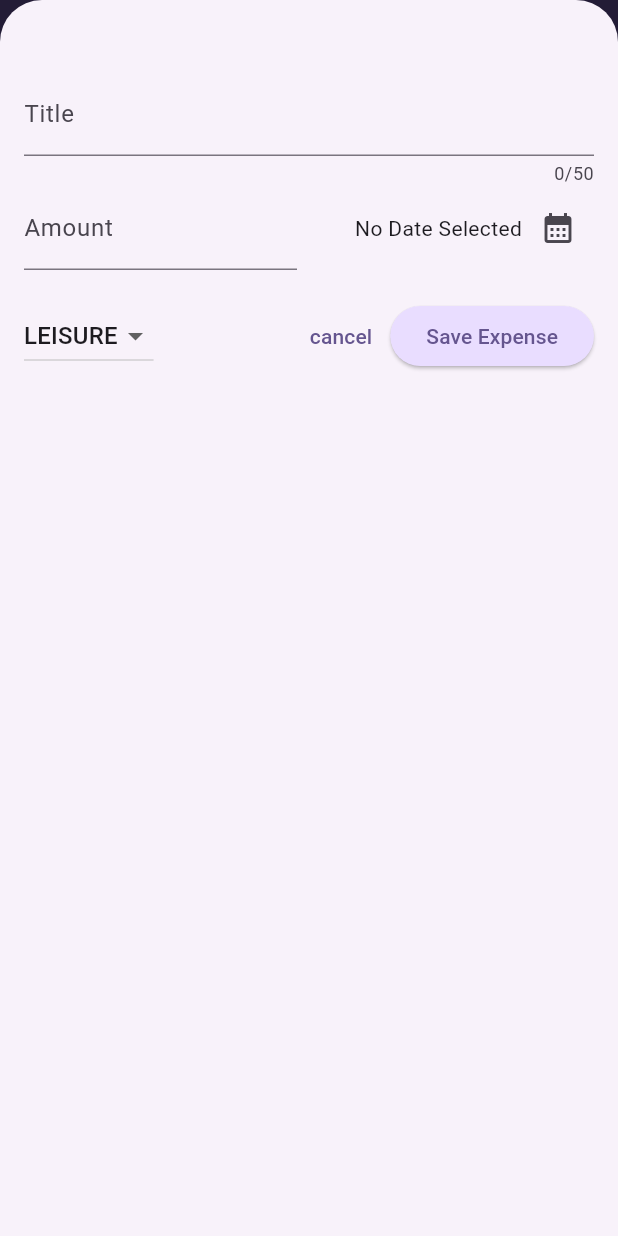
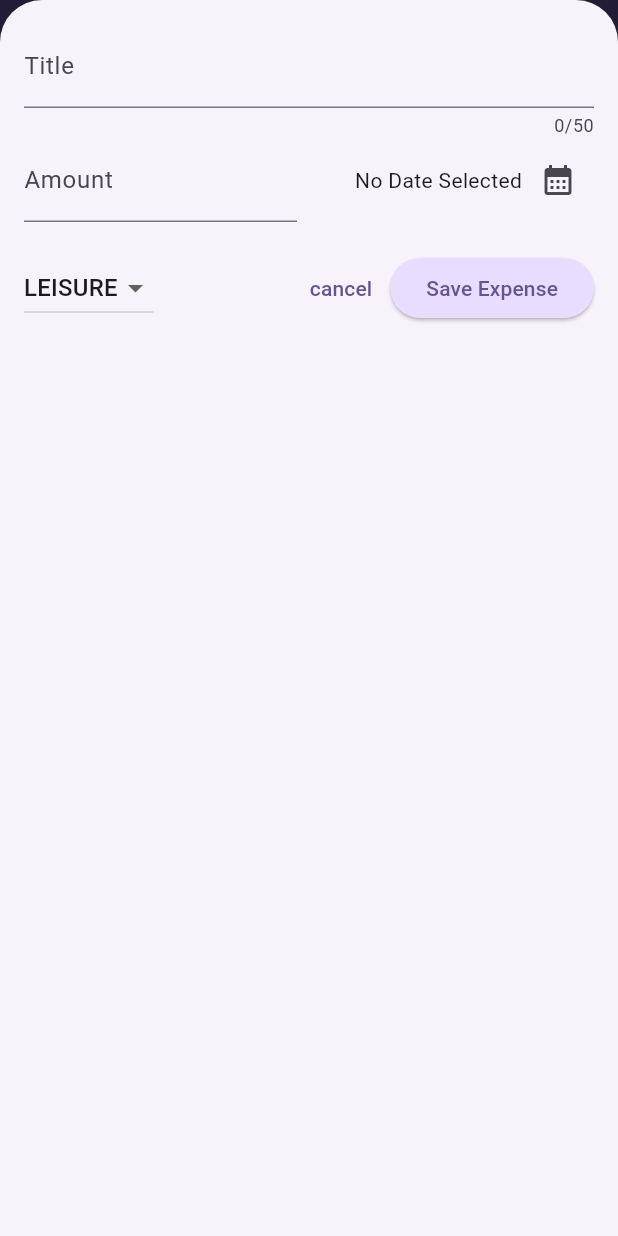
Before and after one commit to Hanzla50/Expense_Tracker, a Flutter app: the screen it shows after launch, after a tap on the "add" icon, on a phone screen of 412 x 824 dp. Run offline on Flutter 3.47's test engine with Material 3 defaults, Android fonts, the phone set to English and light mode, and no system bars.

Commit message:
Completed as run in Andriod and IOS both, also not only in portrait mode but also in landsape mode

```diff
--- a/lib/main.dart
+++ b/lib/main.dart
@@ -1,15 +1,23 @@
 import 'package:expense_tracker/widgets/expenses.dart';
 import 'package:flutter/material.dart';
+import 'package:flutter/services.dart';
 
 var kColorScheme =
     ColorScheme.fromSeed(seedColor: Color.fromARGB(255, 96, 59, 181));
 
-
-var kDarkColorScheme = ColorScheme.fromSeed(brightness: Brightness.dark,seedColor: Color.fromARGB(255, 5, 99, 125));
+var kDarkColorScheme = ColorScheme.fromSeed(
+    brightness: Brightness.dark, seedColor: Color.fromARGB(255, 5, 99, 125));
 
 void main() {
-  runApp(MaterialApp(
-    darkTheme: ThemeData.dark().copyWith(colorScheme: kColorScheme, cardTheme: CardTheme().copyWith(
+  // WidgetsFlutterBinding.ensureInitialized();
+  // SystemChrome.setPreferredOrientations([   //It lock in only portrait mode
+  //   DeviceOrientation.portraitUp,
+  // ]).then((fn) {
+      runApp(
+    MaterialApp(
+      darkTheme: ThemeData.dark().copyWith(
+        colorScheme: kColorScheme,
+        cardTheme: CardTheme().copyWith(
           color: kDarkColorScheme.secondaryContainer,
           margin: EdgeInsets.symmetric(horizontal: 16, vertical: 8),
         ),
@@ -39,6 +47,11 @@ void main() {
                   fontWeight: FontWeight.bold,
                   color: kColorScheme.onSecondaryContainer,
                   fontSize: 16),
-              )),
-      home: Expenses()));
+            ),
+      ),
+      home: Expenses(),
+    ),
+  );
+  // });
+
 }
--- a/lib/widgets/expenses.dart
+++ b/lib/widgets/expenses.dart
@@ -24,6 +24,7 @@ class _ExpensesState extends State<Expenses> {
 
   void _openAddExpenseOverlay() {
     showModalBottomSheet(
+        useSafeArea: true,
         isScrollControlled: true,
         context: context,
         builder: (ctx) => NewExpense(onAddExpense: _addExpense));
@@ -45,7 +46,9 @@ class _ExpensesState extends State<Expenses> {
       SnackBar(
         duration: Duration(seconds: 3),
         content: const Text('Expense deleted'),
-        action: SnackBarAction(label: 'Undo', onPressed: () {
+        action: SnackBarAction(
+            label: 'Undo',
+            onPressed: () {
               setState(() {
                 _registeredExpenses.insert(expenseIndex, expense);
               });
@@ -56,6 +59,8 @@ class _ExpensesState extends State<Expenses> {
 
   @override
   Widget build(BuildContext context) {
+    final width = MediaQuery.of(context).size.width;
+
     Widget mainContent = const Center(
       child: Text('No Expense Found. Start adding some! '),
     );
@@ -72,9 +77,18 @@ class _ExpensesState extends State<Expenses> {
               onPressed: _openAddExpenseOverlay, icon: const Icon(Icons.add)),
         ],
       ),
-      body: Column(
+      body: width < 600
+          ? Column(
               children: [
                 Chart(expenses: _registeredExpenses),
+                Expanded(child: mainContent),
+              ],
+            )
+          : Row(
+              children: [
+                Expanded(
+                  child: Chart(expenses: _registeredExpenses),
+                ),
                 Expanded(child: mainContent),
               ],
             ),
--- a/lib/widgets/new_expense.dart
+++ b/lib/widgets/new_expense.dart
@@ -1,5 +1,9 @@
+import 'dart:io';
+
+import 'package:flutter/cupertino.dart';
 import 'package:flutter/material.dart';
 import 'package:expense_tracker/models/expense.dart';
+import 'package:flutter/rendering.dart';
 
 class NewExpense extends StatefulWidget {
   const NewExpense({super.key, required this.onAddExpense});
@@ -16,7 +20,7 @@ class _NewExpenseState extends State<NewExpense> {
   final _titleController = TextEditingController();
   final _amountController = TextEditingController();
   DateTime? _selectedDate;
-  Category _selectedCategory = Category.leisure ;
+  Category _selectedCategory = Category.leisure;
   void _presentDatePicker() async {
     final now = DateTime.now();
     final firstDate = DateTime(now.year - 1, now.month, now.day);
@@ -31,24 +35,57 @@ class _NewExpenseState extends State<NewExpense> {
     });
   }
 
-  void _submitExpenseData(){
-    final enteredAmount = double.tryParse(_amountController.text);
-    final amountIsInvalid = enteredAmount == null || enteredAmount <= 0;
-    if(_titleController.text.trim().isEmpty || amountIsInvalid || _selectedDate == null){
-      showDialog(context: context, builder: (ctx) => AlertDialog(
+  void _showDialogue() {
+    if (Platform.isIOS) {
+      showCupertinoDialog(
+        context: context,
+        builder: (ctx) => CupertinoAlertDialog(
           title: const Text('Invalid Input'),
-        content: const Text('Please make sure a valid amount, title, date, category was entered!'),
+          content: const Text(
+              'Please make sure a valid amount, title, date, category was entered!'),
           actions: [
-          TextButton(onPressed: () {
+            TextButton(
+                onPressed: () {
                   Navigator.pop(ctx);
                 },
                 child: const Text('Okay'))
           ],
         ),
       );
+    } else {
+      showDialog(
+        context: context,
+        builder: (ctx) => AlertDialog(
+          title: const Text('Invalid Input'),
+          content: const Text(
+              'Please make sure a valid amount, title, date, category was entered!'),
+          actions: [
+            TextButton(
+                onPressed: () {
+                  Navigator.pop(ctx);
+                },
+                child: const Text('Okay'))
+          ],
+        ),
+      );
+    }
+  }
+
+  void _submitExpenseData() {
+    final enteredAmount = double.tryParse(_amountController.text);
+    final amountIsInvalid = enteredAmount == null || enteredAmount <= 0;
+    if (_titleController.text.trim().isEmpty ||
+        amountIsInvalid ||
+        _selectedDate == null) {
+      _showDialogue();
+
       return;
     }
-    widget.onAddExpense(Expense(amount: enteredAmount, title: _titleController.text, date: _selectedDate!, category: _selectedCategory));
+    widget.onAddExpense(Expense(
+        amount: enteredAmount,
+        title: _titleController.text,
+        date: _selectedDate!,
+        category: _selectedCategory));
     Navigator.pop(context);
   }
 
@@ -61,15 +98,89 @@ class _NewExpenseState extends State<NewExpense> {
 
   @override
   Widget build(BuildContext context) {
-    return Padding(
-      padding: const EdgeInsets.fromLTRB(16, 48, 16, 16),
+    final keyboardSpace = MediaQuery.of(context).viewInsets.bottom;
+    return LayoutBuilder(builder: (ctx, Constraints) {
+      final width = Constraints.maxWidth;
+      return SizedBox(
+        height: double.infinity,
+        child: SingleChildScrollView(
+          child: Padding(
+            padding: EdgeInsets.fromLTRB(16, 16, 16, keyboardSpace + 16),
             child: Column(
+              children: <Widget>[
+                if (width >= 600)
+                  Row(
+                    crossAxisAlignment: CrossAxisAlignment.start,
                     children: [
+                      Expanded(
+                        child: TextField(
+                          controller: _titleController,
+                          maxLength: 50,
+                          decoration:
+                              const InputDecoration(label: Text('Title')),
+                        ),
+                      ),
+                      SizedBox(
+                        width: 24,
+                      ),
+                      Expanded(
+                        child: TextField(
+                          controller: _amountController,
+                          keyboardType: TextInputType.number,
+                          decoration: const InputDecoration(
+                              prefixText: '\$ ', label: Text('Amount')),
+                        ),
+                      ),
+                    ],
+                  )
+                else
                   TextField(
                     controller: _titleController,
                     maxLength: 50,
                     decoration: const InputDecoration(label: Text('Title')),
                   ),
+                if (width >= 600)
+                  Row(
+                    children: [
+                      DropdownButton(
+                        value: _selectedCategory,
+                        items: Category.values
+                            .map(
+                              (category) => DropdownMenuItem(
+                                value: category,
+                                child: Text(category.name.toUpperCase()),
+                              ),
+                            )
+                            .toList(),
+                        onChanged: (value) {
+                          if (value == null) {
+                            return;
+                          }
+                          setState(() {
+                            _selectedCategory = value;
+                          });
+                        },
+                      ),
+                      SizedBox(
+                        width: 24,
+                      ),
+                      Expanded(
+                        child: Row(
+                          mainAxisAlignment: MainAxisAlignment.end,
+                          crossAxisAlignment: CrossAxisAlignment.center,
+                          children: [
+                            Text(_selectedDate == null
+                                ? 'No Date Selected'
+                                : formatter.format(_selectedDate!)),
+                            IconButton(
+                                onPressed: _presentDatePicker,
+                                icon: const Icon(Icons.calendar_month))
+                          ],
+                        ),
+                      ),
+                    ],
+                  )
+                else
                   Row(
                     children: [
                       Expanded(
@@ -102,6 +213,23 @@ class _NewExpenseState extends State<NewExpense> {
                 const SizedBox(
                   height: 20,
                 ),
+                if (width >= 600)
+                  Row(
+                    children: [
+                      const Spacer(),
+                      TextButton(
+                          onPressed: () {
+                            Navigator.pop(context);
+                          },
+                          child: const Text('cancel')),
+                      ElevatedButton(
+                          onPressed: () {
+                            _submitExpenseData();
+                          },
+                          child: const Text('Save Expense'))
+                    ],
+                  )
+                else
                   Row(
                     children: [
                       DropdownButton(
@@ -115,13 +243,14 @@ class _NewExpenseState extends State<NewExpense> {
                             )
                             .toList(),
                         onChanged: (value) {
-                    if(value == null){
+                          if (value == null) {
                             return;
                           }
                           setState(() {
                             _selectedCategory = value;
                           });
-                  }),
+                        },
+                      ),
                       const Spacer(),
                       TextButton(
                           onPressed: () {
@@ -137,6 +266,9 @@ class _NewExpenseState extends State<NewExpense> {
                   )
               ],
             ),
+          ),
+        ),
       );
+    });
   }
 }
```
Lines whose indentation alone changed are shown as unchanged.
